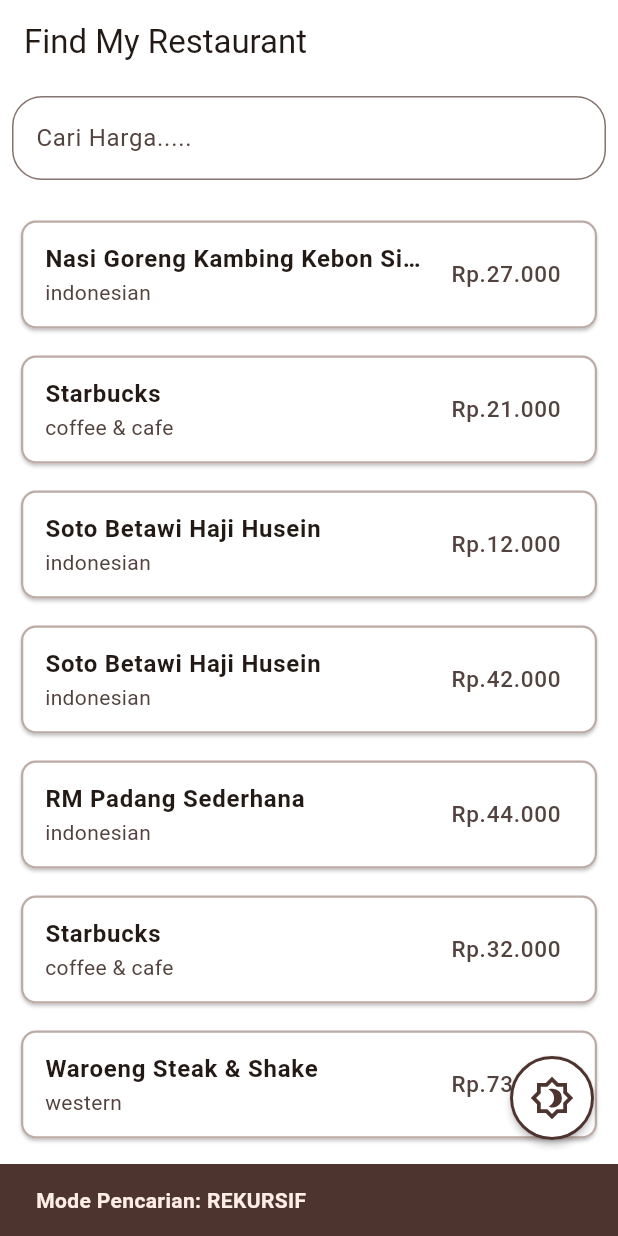
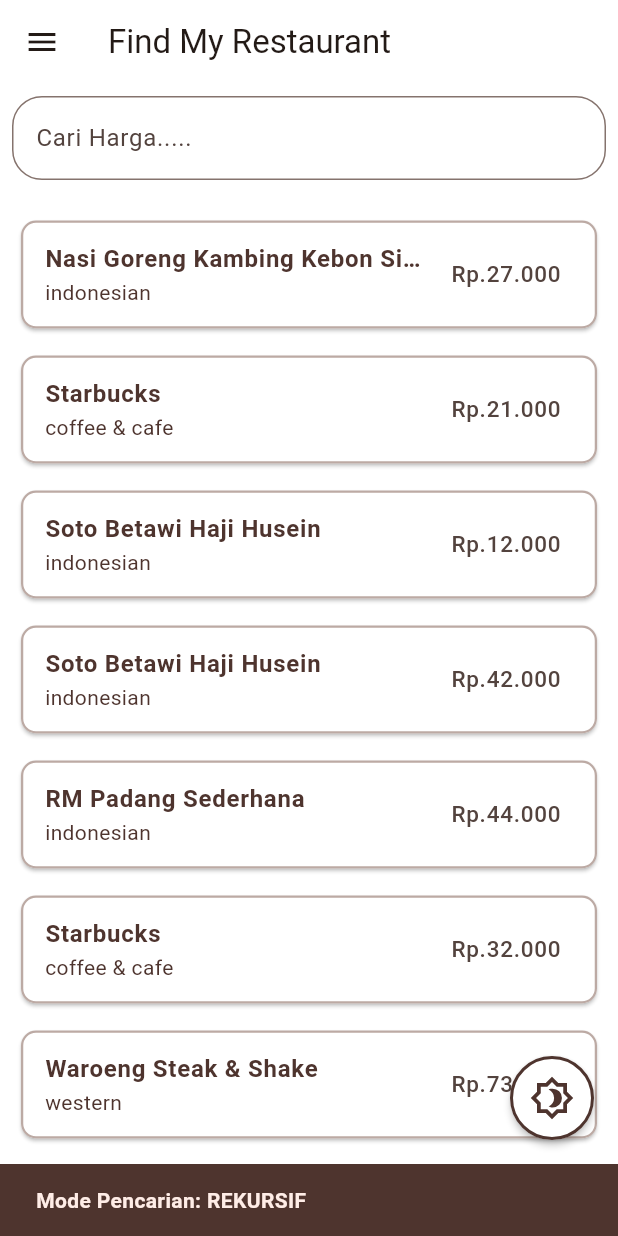
Before and after one commit to MuhammadYaumil1212/myresto, a Flutter app: the screen it shows after launch, after a tap on an icon or button, on a phone screen of 412 x 824 dp. Run offline on Flutter 3.47's test engine with Material 3 defaults, Android fonts, the phone set to English and light mode, and no system bars; our stand-ins replace flutter_svg.

Commit message:
change color & add drawing

```diff
--- a/lib/home/presentations/pages/home_page.dart
+++ b/lib/home/presentations/pages/home_page.dart
@@ -36,29 +36,6 @@
     final dataSource = RestaurantLocalDatasource();
     _repository = HomeRepository(restaurantLocalDatasource: dataSource);
     _initialLoad();
-  }
-
-  Future<void> _initialLoad() async {
-    try {
-      final data = await _repository.fetchRestaurant();
-      if (mounted) {
-        setState(() {
-          _allRestaurants = data;
-          _displayedRestaurants = _allRestaurants.take(_batchSize).toList();
-
-          _isLoading = false;
-          _isRecursiveMode = false;
-          _hasMore = _allRestaurants.length > _displayedRestaurants.length;
-        });
-      }
-    } catch (e) {
-      if (mounted) {
-        setState(() {
-          _errorMessage = e.toString();
-          _isLoading = false;
-        });
-      }
-    }
   }
 
   void _loadMoreData() async {
@@ -152,6 +129,29 @@
     }
   }
 
+  Future<void> _initialLoad() async {
+    try {
+      final data = await _repository.fetchRestaurant();
+      if (mounted) {
+        setState(() {
+          _allRestaurants = data;
+          _displayedRestaurants = _allRestaurants.take(_batchSize).toList();
+
+          _isLoading = false;
+          _isRecursiveMode = false;
+          _hasMore = _allRestaurants.length > _displayedRestaurants.length;
+        });
+      }
+    } catch (e) {
+      if (mounted) {
+        setState(() {
+          _errorMessage = e.toString();
+          _isLoading = false;
+        });
+      }
+    }
+  }
+
   @override
   Widget build(BuildContext context) {
     return SafeArea(
@@ -177,6 +177,46 @@
             color: _isRecursiveMode ? MyColors.brown500 : MyColors.brown400,
             width: 30,
             height: 30,
+          ),
+        ),
+        drawer: Drawer(
+          backgroundColor: Colors.white,
+          shape: RoundedRectangleBorder(),
+          child: Padding(
+            padding: const EdgeInsets.all(10.0),
+            child: Column(
+              children: [
+                InkWell(
+                  onTap: () {},
+                  splashColor: MyColors.brown100,
+                  borderRadius: .all(.circular(10)),
+                  child: Card(
+                    color: Colors.white,
+                    shape: RoundedRectangleBorder(
+                      side: const BorderSide(
+                        color: MyColors.brown200,
+                        width: 1.5,
+                      ), // Defines the border
+                      borderRadius: .circular(
+                        10.0,
+                      ), // Optional: Adds rounded corners
+                    ),
+                    child: const ListTile(
+                      title: Text(
+                        "Grafik Perbandingan Running Time",
+                        maxLines: 1,
+                        style: TextStyle(
+                          color: MyColors.brown400,
+                          fontWeight: .bold,
+                          overflow: .ellipsis,
+                        ),
+                      ),
+                      trailing: Icon(Icons.keyboard_arrow_right),
+                    ),
+                  ),
+                ),
+              ],
+            ),
           ),
         ),
         body: Column(
--- a/lib/home/presentations/sections/list_restaurant.dart
+++ b/lib/home/presentations/sections/list_restaurant.dart
@@ -36,13 +36,18 @@
               title: Text(
                 items.name,
                 maxLines: 1,
-                style: TextStyle(fontWeight: .bold, overflow: .ellipsis),
+                style: TextStyle(
+                  fontWeight: .bold,
+                  overflow: .ellipsis,
+                  color: MyColors.brown500,
+                ),
               ),
               subtitle: Text(
                 items.cuisine,
                 overflow: TextOverflow.clip,
                 textAlign: TextAlign.justify,
                 maxLines: 2,
+                style: TextStyle(color: MyColors.brown500),
               ),
               trailing: Text(
                 items.formattedPrice,
--- a/lib/utils/values/colors/colors.dart
+++ b/lib/utils/values/colors/colors.dart
@@ -5,4 +5,5 @@
   static const brown400 = Color(0xff8D6E63);
   static const brown300 = Color(0xffA1887F);
   static const brown200 = Color(0xffBCAAA4);
+  static const brown100 = Color(0xffD7CCC8);
 }
--- a/pubspec.yaml
+++ b/pubspec.yaml
@@ -37,6 +37,7 @@
   go_router: ^17.0.1
   intl: ^0.20.2
   flutter_svg: ^2.2.3
+  fl_chart: ^1.1.1
 
 dev_dependencies:
   flutter_test:
```
Also changed, not shown: pubspec.lock.
